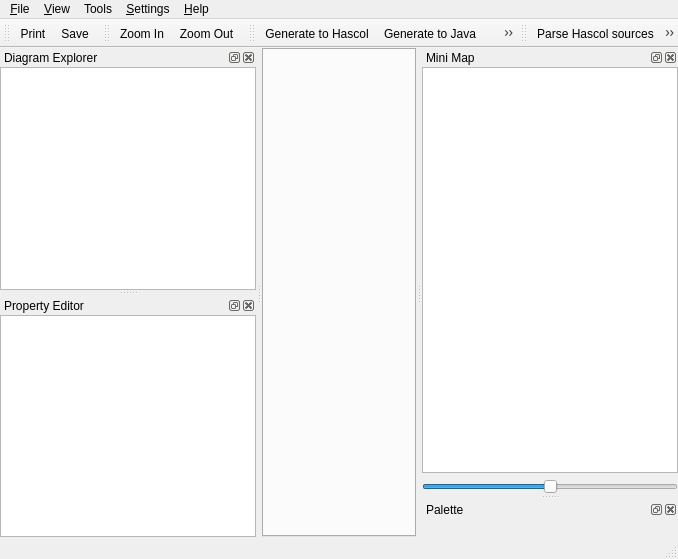
qreal/qreal, file unreal/trunk/qrgui/mainwindow/mainwindow.ui: the form before one commit.
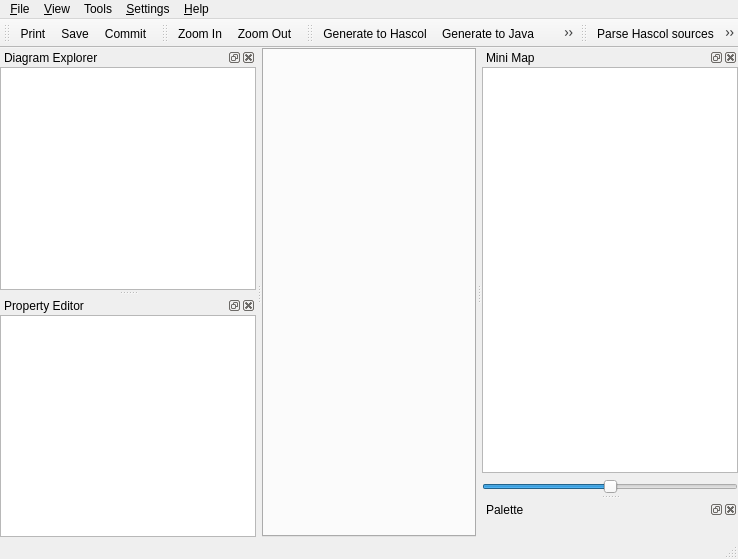
The form after the commit. Icons and pictures are not drawn. Custom widgets are drawn as their Qt base class.

Patch:
```diff
--- a/unreal/trunk/qrgui/mainwindow/mainwindow.ui
+++ b/unreal/trunk/qrgui/mainwindow/mainwindow.ui
@@ -6,7 +6,7 @@
    <rect>
     <x>0</x>
     <y>0</y>
-    <width>678</width>
+    <width>738</width>
     <height>559</height>
    </rect>
   </property>
@@ -35,8 +35,8 @@
     <rect>
      <x>0</x>
      <y>0</y>
-     <width>678</width>
-     <height>21</height>
+     <width>738</width>
+     <height>23</height>
     </rect>
    </property>
    <widget class="QMenu" name="menu_File">
@@ -148,6 +148,7 @@
    </attribute>
    <addaction name="actionPrint"/>
    <addaction name="actionSave"/>
+   <addaction name="actionCommit"/>
   </widget>
   <widget class="QDockWidget" name="minimapDock">
    <property name="windowTitle">
@@ -522,6 +523,11 @@
     <string>Switch on grid</string>
    </property>
   </action>
+  <action name="actionCommit">
+   <property name="text">
+    <string>Commit</string>
+   </property>
+  </action>
  </widget>
  <layoutdefault spacing="0" margin="0"/>
  <customwidgets>
```
